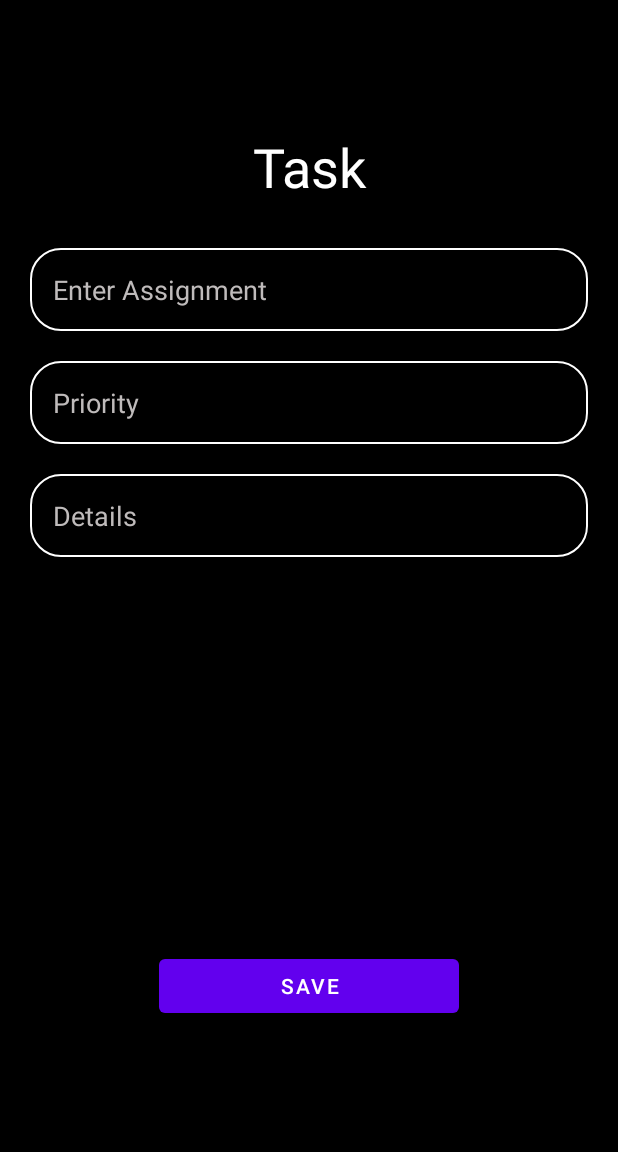
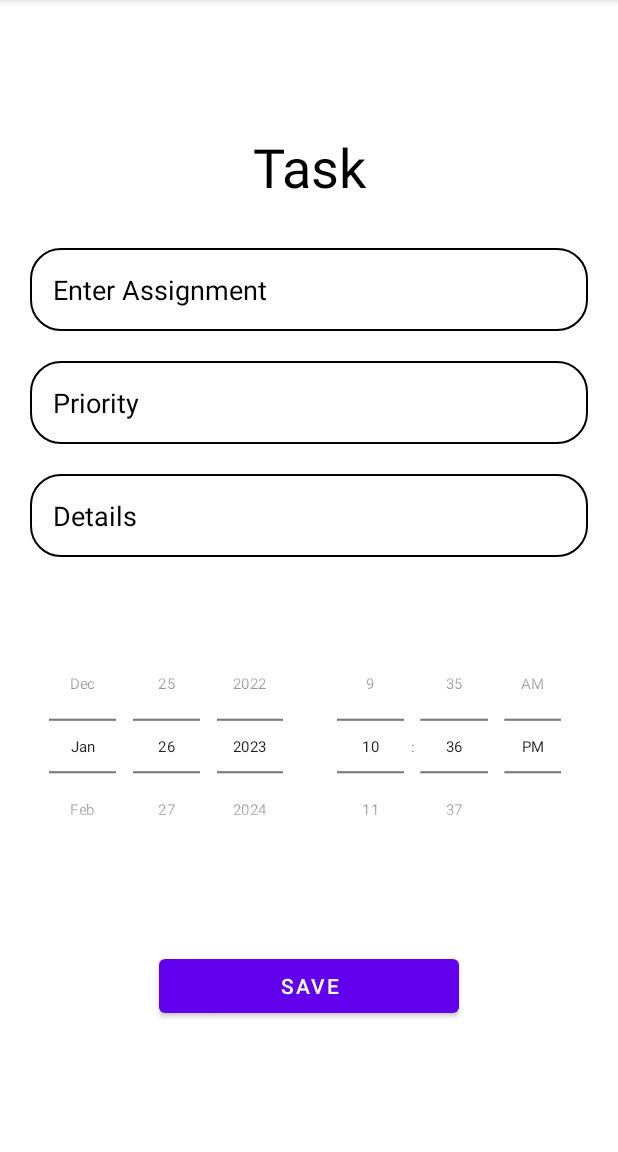
Before and after one commit to LambertA-cpu/IS-management-project, an Android app: the CreateCard screen opened directly, with no data from a screen before it, on a phone screen of 412 x 824 dp, the part 84-1236 px from its top. Run offline under Robolectric (Android 15) with nearby library versions, the phone set to English and light mode, and no system bars; our stand-ins replace Firebase (no records; nobody signed in at launch, a user with empty details on screens opened directly).

Commit message:
Second commit

```diff
--- a/app/src/main/java/com/example/studentappproject/CreateCard.kt
+++ b/app/src/main/java/com/example/studentappproject/CreateCard.kt
@@ -5,12 +5,12 @@ import android.app.*
 import android.content.Context
 import android.content.Intent
 import android.os.Build
-import androidx.appcompat.app.AppCompatActivity
 import android.os.Bundle
 import android.widget.Toast
 import androidx.annotation.RequiresApi
+import androidx.appcompat.app.AppCompatActivity
 import com.example.studentappproject.databinding.ActivityCreateCardBinding
-import com.google.android.gms.tasks.Tasks
+import com.google.firebase.auth.FirebaseAuth
 import com.google.firebase.database.DatabaseReference
 import com.google.firebase.database.FirebaseDatabase
 import kotlinx.android.synthetic.main.activity_create_card.*
@@ -18,6 +18,7 @@ import java.util.*
 
 class CreateCard : AppCompatActivity() {
     private lateinit var binding: ActivityCreateCardBinding
+    private lateinit var auth: FirebaseAuth
     private lateinit var database: DatabaseReference
     @RequiresApi(Build.VERSION_CODES.M)
     override fun onCreate(savedInstanceState: Bundle?) {
@@ -27,12 +28,14 @@ class CreateCard : AppCompatActivity() {
             binding = ActivityCreateCardBinding.inflate(layoutInflater)
             setContentView(binding.root)
 
+        auth = FirebaseAuth.getInstance()
         if (Build.VERSION.SDK_INT >= Build.VERSION_CODES.O) {
             createNotificationChannel()
         }
         binding.saveButton.setOnClickListener { scheduleNotification() }
         //FIREBASE DB CONNECTION...
-        database = FirebaseDatabase.getInstance().getReference("Student").child("StudentId").child("Tasks")
+        val uid = auth.uid
+        database = FirebaseDatabase.getInstance().getReference("Students").child(uid!!).child("Tasks")
         //database = Firebase.database.reference
         save_button.setOnClickListener {
             if (save_button.text.toString().trim { it <= ' ' }.isNotEmpty()
@@ -57,7 +60,7 @@ class CreateCard : AppCompatActivity() {
                     }.addOnFailureListener { err ->
                         Toast.makeText(this, "Error${err.message}", Toast.LENGTH_LONG).show()
                     }
-
+                scheduleNotification()
             }
 
             val intent = Intent(this, MainActivity::class.java)
--- a/app/src/main/java/com/example/studentappproject/LoginActivity.kt
+++ b/app/src/main/java/com/example/studentappproject/LoginActivity.kt
@@ -57,7 +57,7 @@ class LoginActivity : AppCompatActivity() {
         if (stPassword.isEmpty()){
             StudentPass.error = " Please enter Password!"
         }
-        auth.createUserWithEmailAndPassword(stEmail,stPassword)
+        auth.signInWithEmailAndPassword(stEmail,stPassword)
             .addOnCompleteListener(this){ task ->
                 if (task.isSuccessful){
                     //Move to main activity
@@ -74,5 +74,6 @@ class LoginActivity : AppCompatActivity() {
                 Toast.makeText(baseContext,"Authentication failed!${it.localizedMessage}",Toast.LENGTH_SHORT)
                     .show()
             }
+
     }
 }
--- a/app/src/main/res/drawable/custom_edittext.xml
+++ b/app/src/main/res/drawable/custom_edittext.xml
@@ -1,7 +1,7 @@
 <?xml version="1.0" encoding="utf-8"?>
 <shape android:shape="rectangle" xmlns:android="http://schemas.android.com/apk/res/android">
 
-    <solid android:color="@color/black"/>
-    <stroke android:color="@color/white" android:width="1dp"/>
+    <solid android:color="@color/white"/>
+    <stroke android:color="@color/black" android:width="1dp"/>
     <corners android:radius="20dp"/>
 </shape>
--- a/app/src/main/res/layout/activity_create_card.xml
+++ b/app/src/main/res/layout/activity_create_card.xml
@@ -2,7 +2,7 @@
 <LinearLayout xmlns:android="http://schemas.android.com/apk/res/android"
     xmlns:app="http://schemas.android.com/apk/res-auto"
     xmlns:tools="http://schemas.android.com/tools"
-    android:background="@color/black"
+    android:background="@color/white"
     android:layout_width="match_parent"
     android:layout_height="match_parent"
     android:orientation="vertical"
@@ -16,7 +16,7 @@
         android:fontFamily="sans-serif"
         android:gravity="center"
         android:text="@string/task"
-        android:textColor="@color/white"
+        android:textColor="@color/black"
         android:textSize="36sp" />
 
     <EditText
@@ -27,8 +27,8 @@
         android:layout_marginTop="30dp"
         android:padding="15dp"
         android:background="@drawable/custom_edittext"
-        android:textColorHint="#BFBBBB"
-        android:textColor="@color/white"
+        android:textColorHint="@color/black"
+        android:textColor="@color/black"
         android:inputType=""
         android:autofillHints="" />
 
@@ -40,8 +40,8 @@
         android:hint="@string/priority"
         android:padding="15dp"
         android:background="@drawable/custom_edittext"
-        android:textColorHint="#BFBBBB"
-        android:textColor="@color/white"
+        android:textColorHint="@color/black"
+        android:textColor="@color/black"
         />
     <EditText
         android:id="@+id/create_Details"
@@ -51,15 +51,15 @@
         android:hint="@string/details"
         android:padding="15dp"
         android:background="@drawable/custom_edittext"
-        android:textColorHint="#BFBBBB"
-        android:textColor="@color/white"
+        android:textColorHint="@color/black"
+        android:textColor="@color/black"
         />
     <LinearLayout
         android:layout_width="match_parent"
         android:layout_height="wrap_content"
         android:orientation="horizontal"
         android:layout_marginTop="20dp"
-        android:textColor="@color/white">
+        android:textColor="@color/black">
 
         <DatePicker
             android:id="@+id/datePicker"
--- a/app/src/main/res/layout/activity_main.xml
+++ b/app/src/main/res/layout/activity_main.xml
@@ -4,7 +4,7 @@ xmlns:tools="http://schemas.android.com/tools"
 android:layout_width="match_parent"
 android:layout_height="match_parent"
 android:orientation="vertical"
-android:background="@color/black"
+android:background="@color/white"
 tools:context=".MainActivity">
 
     <FrameLayout
@@ -20,7 +20,7 @@ tools:context=".MainActivity">
             android:layout_weight="1"
             android:fontFamily="sans-serif"
             android:text="      My Tasks"
-            android:textColor="@color/white"
+            android:textColor="@color/black"
             android:textSize="40sp" />
 
         <Button
@@ -52,7 +52,7 @@ tools:context=".MainActivity">
         android:layout_marginBottom="25dp"
         android:background="@drawable/circular_button"
         android:text="+"
-        android:textColor="@color/white"
+        android:textColor="@color/black"
         android:textSize="25sp" />
 </FrameLayout>
 </LinearLayout>
```
Also changed, not shown: app/src/main/java/com/example/studentappproject/SigninActivity.kt (+9 -3 lines), app/src/main/java/com/example/studentappproject/UpdateCard.kt (+71 -0 lines), app/src/main/res/layout/activity_reminder.xml (deleted, +0 -48 lines), app/src/main/res/layout/activity_update_card.xml (+9 -9 lines), app/src/main/res/layout/view.xml (+4 -4 lines).
